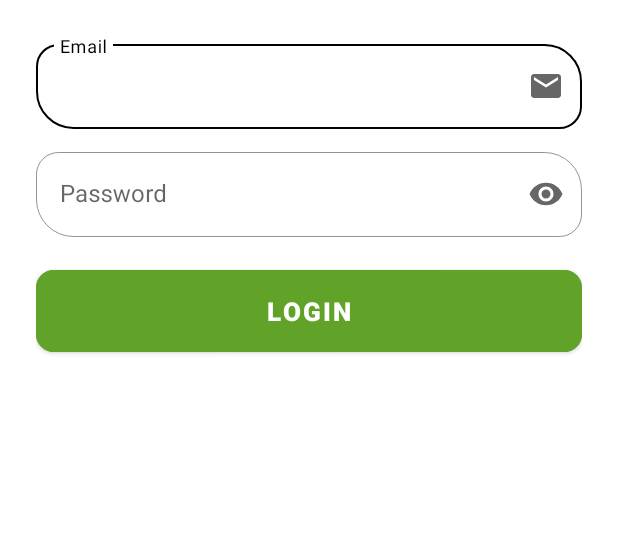
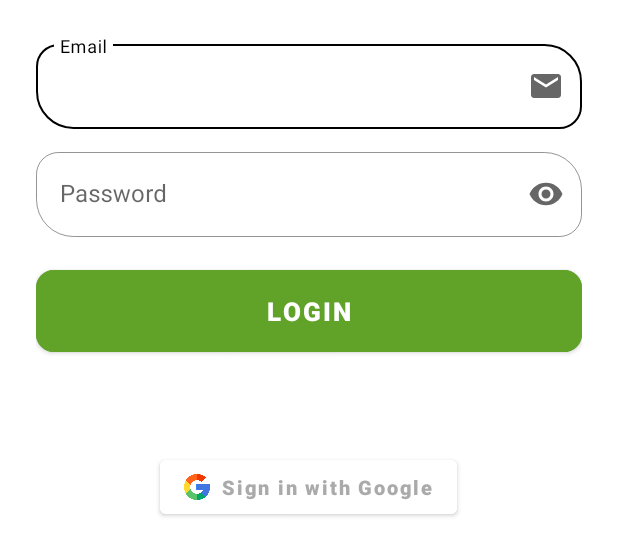
Before and after one commit to aswin-ap/Advanced-E-Commerce-Android, an Android app: the layout fragment_login.xml on its own in the app's theme, with its tools: preview values and no code run, on a phone screen of 412 x 824 dp. Shown: the top 556 px of the screen. Run offline under Robolectric (Android 15) with nearby library versions, the phone set to English and light mode, and no system bars.

Commit message:
feature/google_login

```diff
--- a/app/build.gradle
+++ b/app/build.gradle
@@ -47,6 +47,8 @@ dependencies {
     androidTestImplementation 'androidx.test.ext:junit:1.1.3'
     androidTestImplementation 'androidx.test.espresso:espresso-core:3.4.0'
 
+    implementation 'com.google.android.gms:play-services-auth:20.3.0'
+
     // Retrofit
     implementation "com.squareup.retrofit2:retrofit:2.9.0"
     implementation "com.squareup.retrofit2:converter-gson:2.9.0"
--- a/app/src/main/java/com/example/azmart_android/view/SplashActivity.java
+++ b/app/src/main/java/com/example/azmart_android/view/SplashActivity.java
@@ -29,7 +29,7 @@ public class SplashActivity extends AppCompatActivity {
                 finishAffinity();
             } else {
                 Intent i = new Intent(SplashActivity.this,
-                        HomeActivity.class);
+                        AuthActivity.class);
                 startActivity(i);
                 finishAffinity();
             }
--- a/app/src/main/res/layout/fragment_login.xml
+++ b/app/src/main/res/layout/fragment_login.xml
@@ -63,6 +63,24 @@
             android:textStyle="bold"
             app:cornerRadius="12dp" />
 
+        <com.google.android.material.button.MaterialButton
+            android:id="@+id/bt_sign_in"
+            android:layout_width="wrap_content"
+            android:layout_height="wrap_content"
+            android:layout_gravity="center"
+            android:layout_marginTop="60dp"
+            android:backgroundTint="@color/white"
+            android:fontFamily="sans-serif-medium"
+            android:text="Sign in with Google"
+            android:textAllCaps="false"
+            android:textColor="@android:color/darker_gray"
+            android:textSize="13sp"
+            android:textStyle="bold"
+            app:elevation="10dp"
+            app:icon="@drawable/google_icon"
+            app:iconSize="17dp"
+            app:iconTintMode="multiply" />
+
     </LinearLayout>
 
 
```
Also changed, not shown: app/src/main/java/com/example/azmart_android/view/auth/LoginFragment.java (+74 -0 lines), app/src/main/java/com/example/azmart_android/view/home/ProfileFragment.java (+49 -44 lines), app/src/main/res/layout/fragment_profile.xml (+8 -4 lines), app/src/main/res/drawable/google_icon.png (added).
